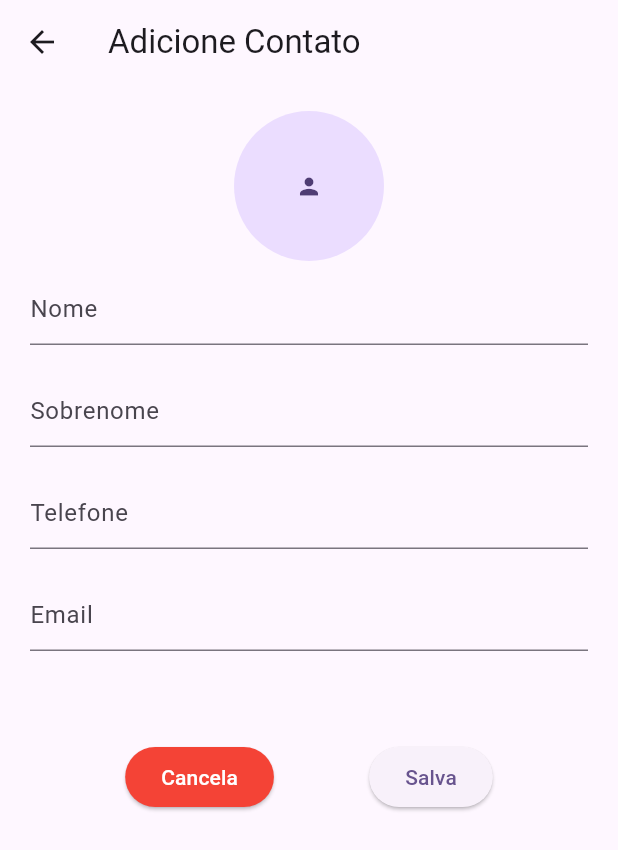
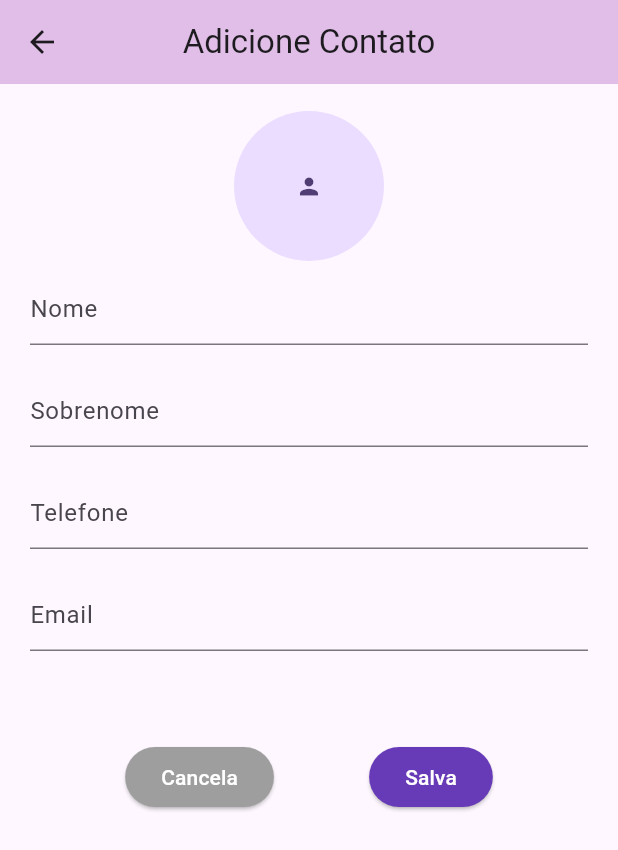
Before and after one commit to jlorencao/contact_list_app, a Flutter app: the screen it shows after launch, after a tap on "Adicione um contato", on a phone screen of 412 x 824 dp. Shown: the top 850 px of the screen. Run offline on Flutter 3.47's test engine with Material 2 defaults, Android fonts, the phone set to English and light mode, and no system bars; our stand-ins replace dio, gallery_saver, image_cropper, image_picker; network calls fail.

Commit message:
Created list_view_custom.dart and designed contact list

```diff
--- a/lib/data/contact_model.dart
+++ b/lib/data/contact_model.dart
@@ -25,7 +25,7 @@ class Contact {
   String lastname = "";
   String phoneNumber = "";
   String email = "";
-  String imagePath = "";
+  String? imagePath;
   String createdAt = "";
   String updatedAt = "";
 
@@ -43,7 +43,7 @@ class Contact {
   Contact.fromJson(Map<String, dynamic> json) {
     objectId = json['objectId'];
     name = json['name'];
-    lastname = json['Lastname'];
+    lastname = json['lastName'];
     phoneNumber = json['phoneNumber'];
     email = json['email'];
     imagePath = json['imagePath'];
@@ -54,7 +54,7 @@ class Contact {
   Map<String, dynamic> toJson() {
     final Map<String, dynamic> data = <String, dynamic>{};
     data['name'] = name;
-    data['Lastname'] = lastname;
+    data['lastName'] = lastname;
     data['phoneNumber'] = phoneNumber;
     data['email'] = email;
     data['imagePath'] = imagePath;
--- a/lib/pages/add_contact_page.dart
+++ b/lib/pages/add_contact_page.dart
@@ -56,6 +56,8 @@ class _AddContactPageState extends State<AddContactPage> {
     return SafeArea(
         child: Scaffold(
       appBar: AppBar(
+        centerTitle: true,
+        backgroundColor: Colors.purple.shade100,
         title: const Text("Adicione Contato"),
       ),
       body: SingleChildScrollView(
@@ -137,9 +139,7 @@ class _AddContactPageState extends State<AddContactPage> {
                             name = value;
                           },
                           validator: (value) {
-                            if (value == null) {
-                              "Este campo é obrigatorio";
-                            }
+                            if (value!.isEmpty) "Este campo é obrigatorio";
                           },
                         ),
                         FormFieldCustom(
@@ -172,7 +172,7 @@ class _AddContactPageState extends State<AddContactPage> {
                             ElevatedButton(
                                 style: const ButtonStyle(
                                     backgroundColor:
-                                        MaterialStatePropertyAll(Colors.red)),
+                                        MaterialStatePropertyAll(Colors.grey)),
                                 onPressed: () {
                                   Navigator.pop(context);
                                 },
@@ -181,7 +181,12 @@ class _AddContactPageState extends State<AddContactPage> {
                                   style: TextStyle(color: Colors.white),
                                 )),
                             ElevatedButton(
+                                style: const ButtonStyle(
+                                  backgroundColor: MaterialStatePropertyAll(
+                                      Colors.deepPurple),
+                                ),
                                 onPressed: () async {
+                                  _formKey.currentState!.validate();
                                   if (_formKey.currentState!.validate()) {
                                     await ContactsBack4AppRepository
                                         .createContact(Contact.create(
@@ -194,8 +199,12 @@ class _AddContactPageState extends State<AddContactPage> {
                                                 : ""));
                                     Navigator.pop(context);
                                   }
+                                  setState(() {});
                                 },
-                                child: const Text("Salva")),
+                                child: const Text(
+                                  "Salva",
+                                  style: TextStyle(color: Colors.white),
+                                )),
                           ],
                         )
                       ],
--- a/lib/pages/lista_contatos_page.dart
+++ b/lib/pages/lista_contatos_page.dart
@@ -1,5 +1,8 @@
 import 'package:flutter/material.dart';
+import 'package:lista_contatos_app/Data/contact_model.dart';
+import 'package:lista_contatos_app/repositories/contact_repository.dart';
 
+import '../shared/widgets/list_view_custom.dart';
 import 'add_contact_page.dart';
 
 class ListaContatosPage extends StatefulWidget {
@@ -10,21 +13,48 @@ class ListaContatosPage extends StatefulWidget {
 }
 
 class _ListaContatosPageState extends State<ListaContatosPage> {
+  var contactModel = ContactsBack4AppModel([]);
+  bool loadingListView = false;
+  List<Contact> contactList = [];
+
+  @override
+  void initState() {
+    getContactListFromAPI();
+
+    super.initState();
+  }
+
+  void getContactListFromAPI() async {
+    setState(() {
+      loadingListView = true;
+    });
+    contactModel = await ContactsBack4AppRepository.getContactsList();
+    contactList = contactModel.results;
+    setState(() {
+      loadingListView = false;
+    });
+  }
+
   @override
   Widget build(BuildContext context) {
     return SafeArea(
         child: Scaffold(
       appBar: AppBar(
+        centerTitle: true,
+        backgroundColor: Colors.purple.shade100,
         title: const Text("Contatos"),
       ),
-      body: Column(
-        children: [
-          Expanded(
-            child: Container(
-              color: Colors.cyan,
-            ),
-          ),
-        ],
+      body: Padding(
+        padding: const EdgeInsets.symmetric(horizontal: 10, vertical: 10),
+        child: Column(
+          children: [
+            if (loadingListView) const CircularProgressIndicator(),
+            Expanded(
+                child: Padding(
+                    padding: const EdgeInsets.only(top: 10),
+                    child: ListViewCustom(results: contactList))),
+          ],
+        ),
       ),
       floatingActionButton: SizedBox(
         height: 50,
--- a/lib/repositories/contact_repository.dart
+++ b/lib/repositories/contact_repository.dart
@@ -1,4 +1,5 @@
 import 'package:dio/dio.dart';
+import 'package:lista_contatos_app/app_back4app_config.dart';
 
 import '../Data/contact_model.dart';
 
@@ -15,9 +16,9 @@ class ContactsBack4AppRepository {
   static Future<ContactsBack4AppModel> getContactsList() async {
     _dio = Dio();
     _dio.options.headers["X-Parse-Application-Id"] =
-        "XEeuSkjAEKBwdwOXl1vgGAwvqHwyNKDwodKkRDCg";
+        AppBack4AppApiConfig.parseApplicationId;
     _dio.options.headers["X-Parse-REST-API-Key"] =
-        "0qCVuUtvMFNItVxfmdlrPhTxPhXKblUd3XWu3fWK";
+        AppBack4AppApiConfig.parseRestApiKey;
     _dio.options.headers["content-type"] = "application/json";
     _dio.options.baseUrl = baseUrl;
     var url = "/Contacts";
@@ -38,9 +39,9 @@ class ContactsBack4AppRepository {
   static Future<void> createContact(Contact contact) async {
     _dio = Dio();
     _dio.options.headers["X-Parse-Application-Id"] =
-        "XEeuSkjAEKBwdwOXl1vgGAwvqHwyNKDwodKkRDCg";
+        AppBack4AppApiConfig.parseApplicationId;
     _dio.options.headers["X-Parse-REST-API-Key"] =
-        "0qCVuUtvMFNItVxfmdlrPhTxPhXKblUd3XWu3fWK";
+        AppBack4AppApiConfig.parseRestApiKey;
     _dio.options.headers["content-type"] = "application/json";
 
     var url = "$baseUrl/Contacts";
```
Also changed, not shown: lib/shared/widgets/list_view_custom.dart (added, +115 -0 lines), 1 other file.
